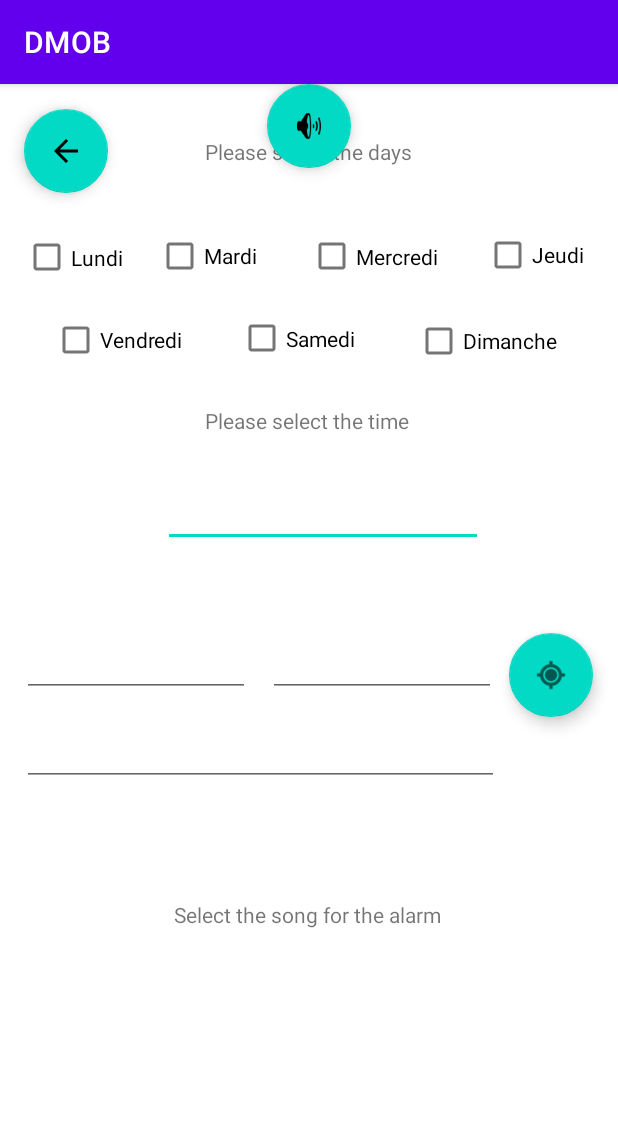
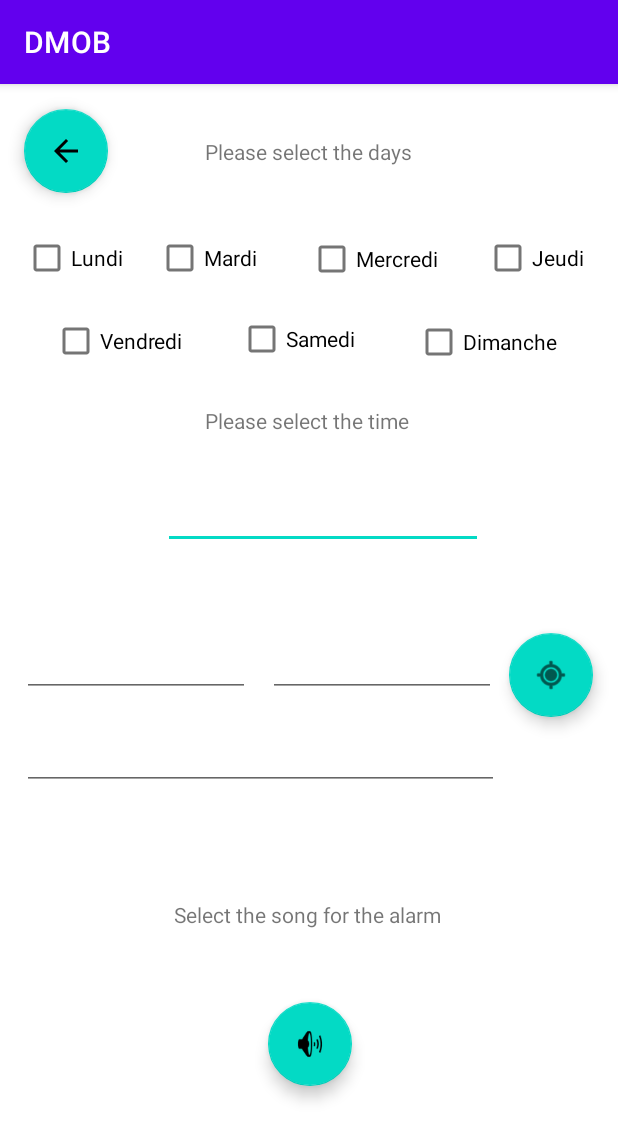
Before and after one commit to lucas-mdrdn/GITHUB_DMOB, an Android app: the CreateAlarm screen opened directly, with no data from a screen before it, on a phone screen of 412 x 824 dp. Shown: the top 1140 px of the screen. Run offline under Robolectric (Android 15) with nearby library versions, the phone set to English and light mode, and no system bars; 2 statements that could not run were skipped.

```diff
--- a/DMOB/app/build.gradle
+++ b/DMOB/app/build.gradle
@@ -32,6 +32,7 @@ dependencies {
     implementation 'androidx.appcompat:appcompat:1.4.1'
     implementation 'com.google.android.material:material:1.5.0'
     implementation 'androidx.constraintlayout:constraintlayout:2.1.3'
+    implementation 'com.google.android.gms:play-services-location:18.0.0'
     testImplementation 'junit:junit:4.+'
     androidTestImplementation 'androidx.test.ext:junit:1.1.3'
     androidTestImplementation 'androidx.test.espresso:espresso-core:3.4.0'
--- a/DMOB/app/src/main/AndroidManifest.xml
+++ b/DMOB/app/src/main/AndroidManifest.xml
@@ -2,6 +2,7 @@
 <manifest xmlns:android="http://schemas.android.com/apk/res/android"
     package="android.example.dmob">
 
+    <uses-permission android:name="android.permission.ACCESS_COARSE_LOCATION" />
     <application
         android:allowBackup="true"
         android:icon="@mipmap/ic_launcher"
--- a/DMOB/app/src/main/java/android/example/dmob/CreateAlarm.java
+++ b/DMOB/app/src/main/java/android/example/dmob/CreateAlarm.java
@@ -1,23 +1,90 @@
 package android.example.dmob;
 
+
+import androidx.annotation.NonNull;
 import androidx.appcompat.app.AppCompatActivity;
+import androidx.core.app.ActivityCompat;
 
+import android.Manifest;
 import android.content.Intent;
+import android.content.pm.PackageManager;
+import android.location.Address;
+import android.location.Geocoder;
+import android.location.Location;
 import android.os.Bundle;
 import android.view.View;
+import android.widget.Button;
+
+import com.google.android.gms.location.FusedLocationProviderClient;
+import com.google.android.gms.location.LocationServices;
+import com.google.android.gms.tasks.OnCompleteListener;
+import com.google.android.gms.tasks.OnSuccessListener;
+import com.google.android.gms.tasks.Task;
+
+import java.io.IOException;
+import java.util.List;
+import java.util.Locale;
+
 
 public class CreateAlarm extends AppCompatActivity {
+    Button LocationButton;
+    View PosX, PosY;
+    FusedLocationProviderClient fusedLocationProviderClient;
 
     @Override
     protected void onCreate(Bundle savedInstanceState) {
         super.onCreate(savedInstanceState);
         setContentView(R.layout.activity_create_alarm);
+
+        LocationButton = findViewById(R.id.LocationButton);
+        PosX = findViewById(R.id.PosX);
+        PosY = findViewById(R.id.PosY);
+
+        fusedLocationProviderClient = LocationServices.getFusedLocationProviderClient(this);
+
+        LocationButton.setOnClickListener(new View.onClickListener() {
+            public void onClick(View v) {
+                if (ActivityCompat.checkSelfPermission(CreateAlarm.this, Manifest.permission.ACCESS_FINE_LOCATION) == PackageManager.PERMISSION_GRANTED) {
+                    getLocation();
+                } else {
+                    ActivityCompat.requestPermissions(CreateAlarm.this, new String[]{Manifest.permission.ACCESS_FINE_LOCATION}, 44);
+                }
+            }
+        });
+    }
+
+    private void getLocation() {
+        if (ActivityCompat.checkSelfPermission(this, Manifest.permission.ACCESS_FINE_LOCATION) != PackageManager.PERMISSION_GRANTED && ActivityCompat.checkSelfPermission(this, Manifest.permission.ACCESS_COARSE_LOCATION) != PackageManager.PERMISSION_GRANTED) {
+            // TODO: Consider calling
+            //    ActivityCompat#requestPermissions
+            // here to request the missing permissions, and then overriding
+            //   public void onRequestPermissionsResult(int requestCode, String[] permissions,
+            //                                          int[] grantResults)
+            // to handle the case where the user grants the permission. See the documentation
+            // for ActivityCompat#requestPermissions for more details.
+            return;
+        }
+        fusedLocationProviderClient.getLastLocation().addOnCompleteListener(new OnCompleteListener<Location>() {
+            @Override
+            public void onComplete(@NonNull Task<Location> task) {
+                Location location = task.getResult();
+                if (location != null) {
+                    try {
+                        Geocoder geocoder = new Geocoder(CreateAlarm.this, Locale.getDefault());
+                        List<Address> adresses = geocoder.getFromLocation(location.getLatitude(), location.getLongitude(), 1);
+                    } catch (IOException e) {
+                        e.printStackTrace();
+                    }
+                }
+            }
+        })
     }
 
     public void launchMainActivity(View v){
         Intent i = new Intent(this, MainActivity.class);
         startActivity(i);
     }
+
 
     class alarm {
         float x;
--- a/DMOB/app/src/main/res/layout/activity_create_alarm.xml
+++ b/DMOB/app/src/main/res/layout/activity_create_alarm.xml
@@ -7,7 +7,7 @@
     tools:context=".CreateAlarm">
 
     <com.google.android.material.floatingactionbutton.FloatingActionButton
-        android:id="@+id/floatingActionButton"
+        android:id="@+id/backMainMenu"
         android:layout_width="wrap_content"
         android:layout_height="wrap_content"
         android:clickable="true"
@@ -18,13 +18,14 @@
         app:layout_constraintStart_toStartOf="parent"
         app:layout_constraintTop_toTopOf="parent"
         app:layout_constraintVertical_bias="0.023"
-        app:srcCompat="?attr/homeAsUpIndicator" />
+        app:srcCompat="?attr/homeAsUpIndicator"
+        android:focusable="true" />
 
     <TextView
         android:id="@+id/textView"
         android:layout_width="wrap_content"
         android:layout_height="wrap_content"
-        android:text="Please select the days"
+        android:text="@string/please_select_the_days"
         app:layout_constraintBottom_toBottomOf="parent"
         app:layout_constraintEnd_toEndOf="parent"
         app:layout_constraintHorizontal_bias="0.498"
@@ -35,8 +36,8 @@
     <CheckBox
         android:id="@+id/checkBoxLundi"
         android:layout_width="78dp"
-        android:layout_height="47dp"
-        android:text="Lundi"
+        android:layout_height="48dp"
+        android:text="@string/lundi"
         app:layout_constraintBottom_toBottomOf="parent"
         app:layout_constraintEnd_toEndOf="parent"
         app:layout_constraintHorizontal_bias="0.046"
@@ -47,8 +48,8 @@
     <CheckBox
         android:id="@+id/checkBoxMardi"
         android:layout_width="87dp"
-        android:layout_height="44dp"
-        android:text="Mardi"
+        android:layout_height="48dp"
+        android:text="@string/mardi"
         app:layout_constraintBottom_toBottomOf="parent"
         app:layout_constraintEnd_toEndOf="parent"
         app:layout_constraintHorizontal_bias="0.32"
@@ -59,8 +60,8 @@
     <CheckBox
         android:id="@+id/checkBoxMercredi"
         android:layout_width="104dp"
-        android:layout_height="43dp"
-        android:text="Mercredi"
+        android:layout_height="48dp"
+        android:text="@string/mercredi"
         app:layout_constraintBottom_toBottomOf="parent"
         app:layout_constraintEnd_toEndOf="parent"
         app:layout_constraintHorizontal_bias="0.667"
@@ -71,8 +72,8 @@
     <CheckBox
         android:id="@+id/checkBoxVendredi"
         android:layout_width="100dp"
-        android:layout_height="45dp"
-        android:text="Vendredi"
+        android:layout_height="48dp"
+        android:text="@string/vendredi"
         app:layout_constraintBottom_toBottomOf="parent"
         app:layout_constraintEnd_toEndOf="parent"
         app:layout_constraintHorizontal_bias="0.112"
@@ -83,8 +84,8 @@
     <CheckBox
         android:id="@+id/checkBoxJeudi"
         android:layout_width="85dp"
-        android:layout_height="41dp"
-        android:text="Jeudi"
+        android:layout_height="48dp"
+        android:text="@string/jeudi"
         app:layout_constraintBottom_toBottomOf="parent"
         app:layout_constraintEnd_toEndOf="parent"
         app:layout_constraintHorizontal_bias="0.987"
@@ -95,8 +96,8 @@
     <CheckBox
         android:id="@+id/checkBoxSamedi"
         android:layout_width="94dp"
-        android:layout_height="47dp"
-        android:text="Samedi"
+        android:layout_height="48dp"
+        android:text="@string/samedi"
         app:layout_constraintBottom_toBottomOf="parent"
         app:layout_constraintEnd_toEndOf="parent"
         app:layout_constraintHorizontal_bias="0.498"
@@ -107,8 +108,8 @@
     <CheckBox
         android:id="@+id/checkBoxDimanche"
         android:layout_width="112dp"
-        android:layout_height="45dp"
-        android:text="Dimanche"
+        android:layout_height="48dp"
+        android:text="@string/dimanche"
         app:layout_constraintBottom_toBottomOf="parent"
         app:layout_constraintEnd_toEndOf="parent"
         app:layout_constraintHorizontal_bias="0.922"
@@ -120,7 +121,7 @@
         android:id="@+id/textView2"
         android:layout_width="wrap_content"
         android:layout_height="wrap_content"
-        android:text="Please select the time"
+        android:text="@string/please_select_the_time"
         app:layout_constraintBottom_toBottomOf="parent"
         app:layout_constraintEnd_toEndOf="parent"
         app:layout_constraintHorizontal_bias="0.494"
@@ -136,6 +137,7 @@
         android:layout_marginEnd="90dp"
         android:ems="10"
         android:inputType="time"
+        android:minHeight="48dp"
         app:layout_constraintBottom_toBottomOf="parent"
         app:layout_constraintEnd_toEndOf="parent"
         app:layout_constraintHorizontal_bias="1.0"
@@ -147,14 +149,13 @@
         android:id="@+id/LocationButton"
         android:layout_width="wrap_content"
         android:layout_height="wrap_content"
-        android:clickable="true"
         app:layout_constraintBottom_toBottomOf="parent"
         app:layout_constraintEnd_toEndOf="parent"
         app:layout_constraintHorizontal_bias="0.954"
         app:layout_constraintStart_toStartOf="parent"
         app:layout_constraintTop_toTopOf="parent"
         app:layout_constraintVertical_bias="0.514"
-        app:srcCompat="@android:drawable/ic_menu_mylocation" />
+        app:srcCompat="@android:drawable/ic_menu_mylocation"/>
 
     <EditText
         android:id="@+id/PosX"
@@ -185,7 +186,7 @@
     <EditText
         android:id="@+id/Altitude"
         android:layout_width="318dp"
-        android:layout_height="42dp"
+        android:layout_height="48dp"
         android:ems="10"
         android:inputType="numberDecimal"
         app:layout_constraintBottom_toBottomOf="parent"
@@ -199,7 +200,7 @@
         android:id="@+id/textView6"
         android:layout_width="wrap_content"
         android:layout_height="wrap_content"
-        android:text="Select the song for the alarm"
+        android:text="@string/select_the_song_for_the_alarm"
         app:layout_constraintBottom_toBottomOf="parent"
         app:layout_constraintEnd_toEndOf="parent"
         app:layout_constraintHorizontal_bias="0.497"
@@ -212,9 +213,13 @@
         android:layout_width="wrap_content"
         android:layout_height="wrap_content"
         android:clickable="true"
+        app:layout_constraintBottom_toBottomOf="parent"
         app:layout_constraintEnd_toEndOf="parent"
+        app:layout_constraintHorizontal_bias="0.501"
         app:layout_constraintStart_toStartOf="parent"
+        app:layout_constraintTop_toTopOf="parent"
+        app:layout_constraintVertical_bias="0.86"
         app:srcCompat="@android:drawable/ic_lock_silent_mode_off"
-        tools:layout_editor_absoluteY="593dp" />
+        android:focusable="true" />
 
 </androidx.constraintlayout.widget.ConstraintLayout>
--- a/DMOB/app/src/main/res/layout/activity_main.xml
+++ b/DMOB/app/src/main/res/layout/activity_main.xml
@@ -20,12 +20,13 @@
         app:layout_constraintTop_toTopOf="parent"
         app:layout_constraintVertical_bias="0.165"
         app:srcCompat="@android:drawable/ic_menu_add"
-        tools:ignore="MissingConstraints" />
+        tools:ignore="MissingConstraints"
+        android:focusable="true" />
 
     <TextView
         android:layout_width="wrap_content"
         android:layout_height="wrap_content"
-        android:text="Current alarms :"
+        android:text="@string/current_alarms"
         app:layout_constraintBottom_toBottomOf="parent"
         app:layout_constraintEnd_toEndOf="parent"
         app:layout_constraintHorizontal_bias="0.498"
--- a/DMOB/app/src/main/res/layout/activity_see_alarm.xml
+++ b/DMOB/app/src/main/res/layout/activity_see_alarm.xml
@@ -11,14 +11,14 @@
         android:layout_width="wrap_content"
         android:layout_height="wrap_content"
         android:clickable="true"
-        android:onClick="launchMainActivity"
         app:layout_constraintBottom_toBottomOf="parent"
         app:layout_constraintEnd_toEndOf="parent"
         app:layout_constraintHorizontal_bias="0.045"
         app:layout_constraintStart_toStartOf="parent"
         app:layout_constraintTop_toTopOf="parent"
         app:layout_constraintVertical_bias="0.023"
-        app:srcCompat="?attr/homeAsUpIndicator" />
+        app:srcCompat="?attr/homeAsUpIndicator"
+        android:focusable="true" />
 
     <com.google.android.material.floatingactionbutton.FloatingActionButton
         android:id="@+id/floatingActionButton3"
@@ -32,6 +32,7 @@
         app:layout_constraintStart_toStartOf="parent"
         app:layout_constraintTop_toTopOf="parent"
         app:layout_constraintVertical_bias="0.976"
-        app:srcCompat="@android:drawable/ic_delete" />
+        app:srcCompat="@android:drawable/ic_delete"
+        android:focusable="true" />
 
 </androidx.constraintlayout.widget.ConstraintLayout>
--- a/DMOB/app/src/main/res/values/strings.xml
+++ b/DMOB/app/src/main/res/values/strings.xml
@@ -1,3 +1,14 @@
 <resources>
     <string name="app_name">DMOB</string>
+    <string name="please_select_the_days">Please select the days</string>
+    <string name="select_the_song_for_the_alarm">Select the song for the alarm</string>
+    <string name="lundi">Lundi</string>
+    <string name="mardi">Mardi</string>
+    <string name="mercredi">Mercredi</string>
+    <string name="vendredi">Vendredi</string>
+    <string name="jeudi">Jeudi</string>
+    <string name="samedi">Samedi</string>
+    <string name="dimanche">Dimanche</string>
+    <string name="please_select_the_time">Please select the time</string>
+    <string name="current_alarms">Current alarms :</string>
 </resources>
```
